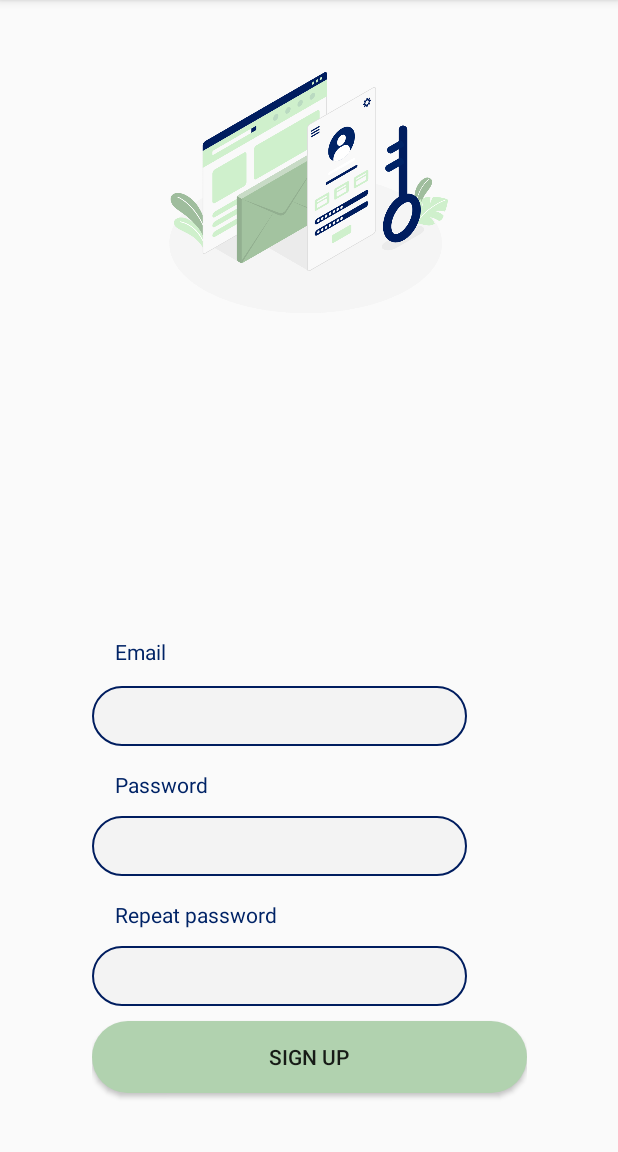
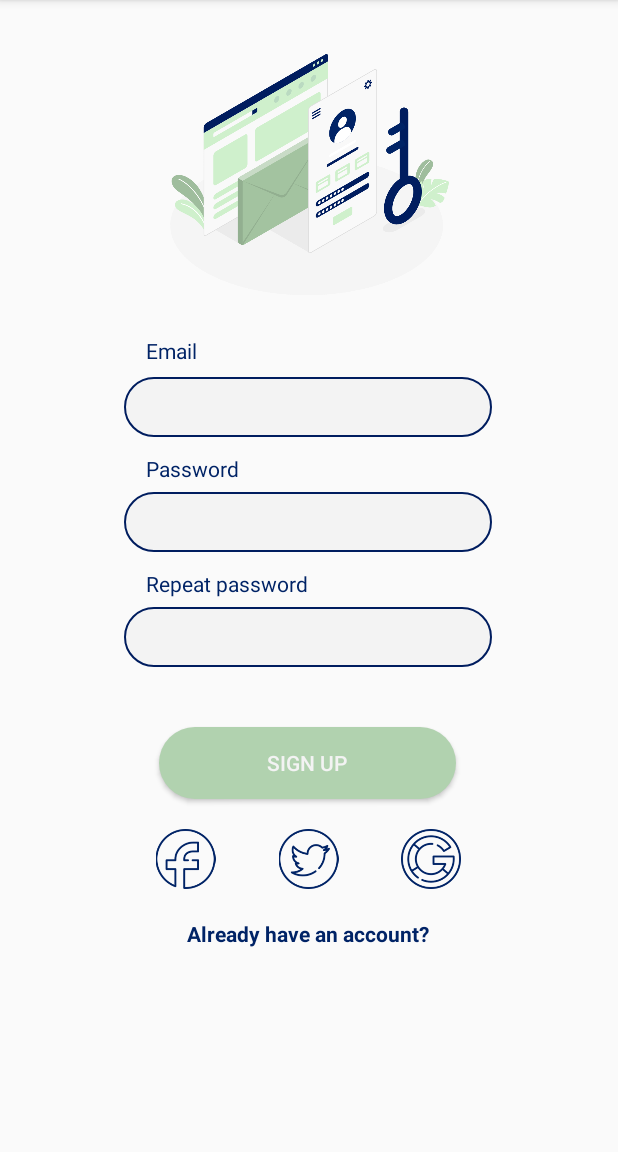
Before and after one commit to ouma-h/Diabeat, an Android app: the SignUpActivity screen opened directly, with no data from a screen before it, on a phone screen of 412 x 824 dp, the part 84-1236 px from its top. Run offline under Robolectric (Android 15) with nearby library versions, the phone set to English and light mode, and no system bars.

Commit message:
Added social media sign up buttons

```diff
--- a/app/src/main/res/layout/activity_sign_up.xml
+++ b/app/src/main/res/layout/activity_sign_up.xml
@@ -10,88 +10,142 @@
         android:id="@+id/imageView2"
         android:layout_width="200dp"
         android:layout_height="200dp"
-        android:layout_marginTop="28dp"
+        android:layout_marginTop="16dp"
         app:layout_constraintEnd_toEndOf="parent"
-        app:layout_constraintHorizontal_bias="0.497"
         app:layout_constraintStart_toStartOf="parent"
         app:layout_constraintTop_toTopOf="parent"
         app:srcCompat="@drawable/signup" />
 
     <LinearLayout
-        android:layout_width="290dp"
-        android:layout_height="351dp"
-        android:layout_marginTop="47dp"
-        android:gravity="center_horizontal|left"
+        android:layout_width="245dp"
+        android:layout_height="wrap_content"
+        android:gravity="center_horizontal"
         android:orientation="vertical"
         app:layout_constraintBottom_toBottomOf="parent"
         app:layout_constraintEnd_toEndOf="parent"
+        app:layout_constraintHorizontal_bias="0.496"
         app:layout_constraintStart_toStartOf="parent"
         app:layout_constraintTop_toBottomOf="@+id/imageView2"
-        app:layout_constraintVertical_bias="1.0">
+        app:layout_constraintVertical_bias="0.0">
 
         <TextView
             android:id="@+id/emailLabel"
-            android:layout_width="275dp"
+            android:layout_width="match_parent"
             android:layout_height="35dp"
-            android:layout_marginLeft="15dp"
+            android:layout_marginLeft="10dp"
             android:gravity="left|center_vertical"
-            android:textColor="@color/colorPrimary"
-            android:text="Email" />
+            android:text="Email"
+            android:textColor="@color/colorPrimary" />
 
         <EditText
             android:id="@+id/emailInput"
-            android:layout_width="250dp"
+            android:layout_width="match_parent"
             android:layout_height="40dp"
-            android:layout_marginTop="5dp"
+            android:layout_marginTop="0dp"
             android:background="@drawable/rounded_edit_views"
             android:ems="10"
-            android:inputType="textEmailAddress" />
+            android:inputType="textEmailAddress"
+            android:paddingLeft="10dp" />
 
         <TextView
             android:id="@+id/passwordLabel"
-            android:layout_width="273dp"
+            android:layout_width="match_parent"
             android:layout_height="31dp"
-            android:layout_marginLeft="15dp"
-            android:layout_marginTop="10dp"
+            android:layout_marginLeft="10dp"
+            android:layout_marginTop="5dp"
             android:gravity="left|center_vertical"
-            android:textColor="@color/colorPrimary"
-            android:text="Password" />
+            android:text="Password"
+            android:textColor="@color/colorPrimary" />
 
         <EditText
             android:id="@+id/passwordInput"
-            android:layout_width="250dp"
+            android:layout_width="match_parent"
             android:layout_height="40dp"
-            android:layout_marginTop="5dp"
+            android:layout_marginTop="0dp"
             android:background="@drawable/rounded_edit_views"
             android:ems="10"
-            android:inputType="textPassword" />
+            android:inputType="textPassword"
+            android:paddingLeft="10dp" />
 
         <TextView
-            android:id="@+id/passwordLabel2"
+            android:id="@+id/repeatPasswordLabel"
             android:layout_width="match_parent"
             android:layout_height="31dp"
-            android:layout_marginLeft="15dp"
-            android:layout_marginTop="10dp"
+            android:layout_marginLeft="10dp"
+            android:layout_marginTop="5dp"
             android:gravity="left|center_vertical"
-            android:textColor="@color/colorPrimary"
-            android:text="Repeat password" />
+            android:text="Repeat password"
+            android:textColor="@color/colorPrimary" />
 
         <EditText
             android:id="@+id/passwordInput2"
-            android:layout_width="250dp"
+            android:layout_width="match_parent"
             android:layout_height="40dp"
-            android:layout_marginTop="5dp"
+            android:layout_marginTop="0dp"
             android:background="@drawable/rounded_edit_views"
             android:ems="10"
-            android:inputType="textPassword" />
+            android:inputType="textPassword"
+            android:paddingLeft="10dp" />
 
         <Button
             android:id="@+id/button"
-            android:layout_width="match_parent"
+            android:layout_width="198dp"
+            android:layout_height="wrap_content"
+            android:layout_marginTop="40dp"
+            android:background="@drawable/round_button"
+            android:text="Sign up"
+            android:textColor="@color/textButtonColor" />
+
+        <LinearLayout
+            android:layout_width="wrap_content"
+            android:layout_height="40dp"
+            android:layout_marginTop="20dp"
+            android:layout_marginBottom="10dp"
+            android:layout_weight="3"
+            android:orientation="horizontal">
+
+            <ImageButton
+                android:id="@+id/fbBtn"
+                android:layout_width="match_parent"
+                android:layout_height="match_parent"
+                android:layout_weight="1"
+                android:background="@null"
+                android:scaleType="fitCenter"
+                android:tint="@color/colorPrimary"
+                app:srcCompat="@drawable/facebook" />
+
+            <ImageButton
+                android:id="@+id/twBtn"
+                android:layout_width="wrap_content"
+                android:layout_height="wrap_content"
+                android:layout_weight="1"
+                android:background="@null"
+                android:scaleType="fitCenter"
+                android:tint="@color/colorPrimary"
+                app:srcCompat="@drawable/twitter" />
+
+            <ImageButton
+                android:id="@+id/gglBtn"
+                android:layout_width="wrap_content"
+                android:layout_height="wrap_content"
+                android:layout_weight="1"
+                android:background="@null"
+                android:scaleType="fitCenter"
+                android:tint="@color/colorPrimary"
+                app:srcCompat="@drawable/google" />
+
+        </LinearLayout>
+
+        <TextView
+            android:id="@+id/textView2"
+            android:layout_width="wrap_content"
             android:layout_height="wrap_content"
             android:layout_marginTop="10dp"
-            android:background="@drawable/round_button"
-            android:text="Sign up" />
+            android:layout_weight="3"
+            android:gravity="center_vertical"
+            android:text="Already have an account?"
+            android:textColor="@color/colorPrimary"
+            android:textStyle="bold" />
 
     </LinearLayout>
 </androidx.constraintlayout.widget.ConstraintLayout>
```
Also changed, not shown: app/src/main/res/drawable/facebook.png (added), app/src/main/res/drawable/google.png (added), app/src/main/res/drawable/spico.png (deleted), app/src/main/res/drawable/twitter.png (added).
